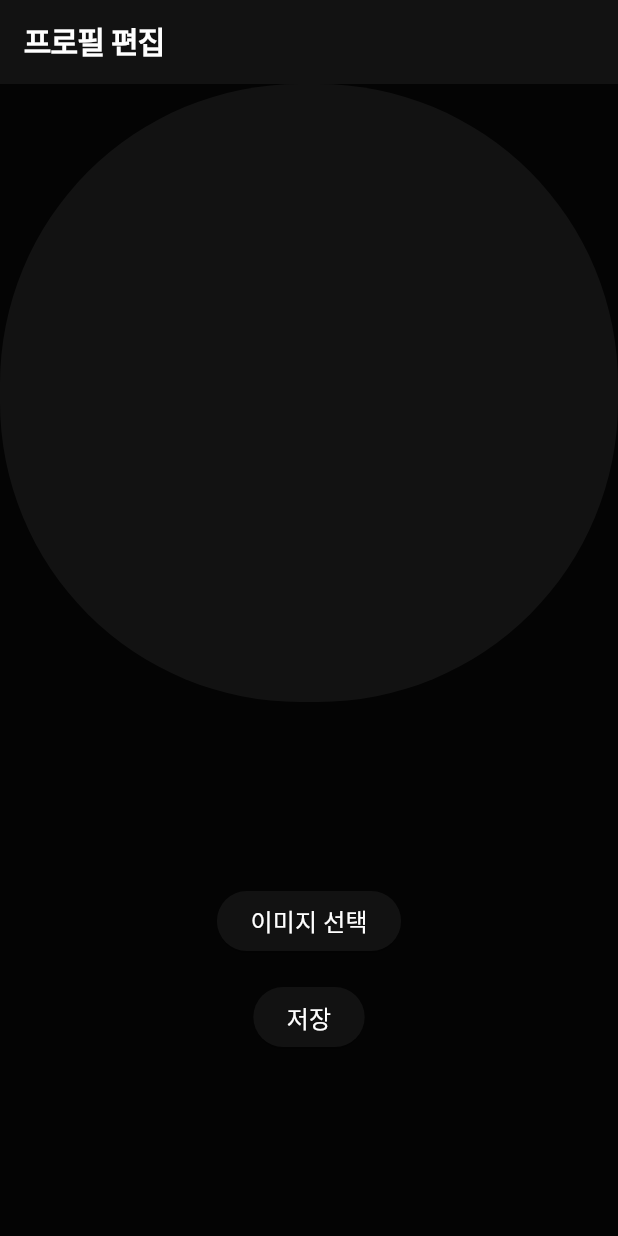
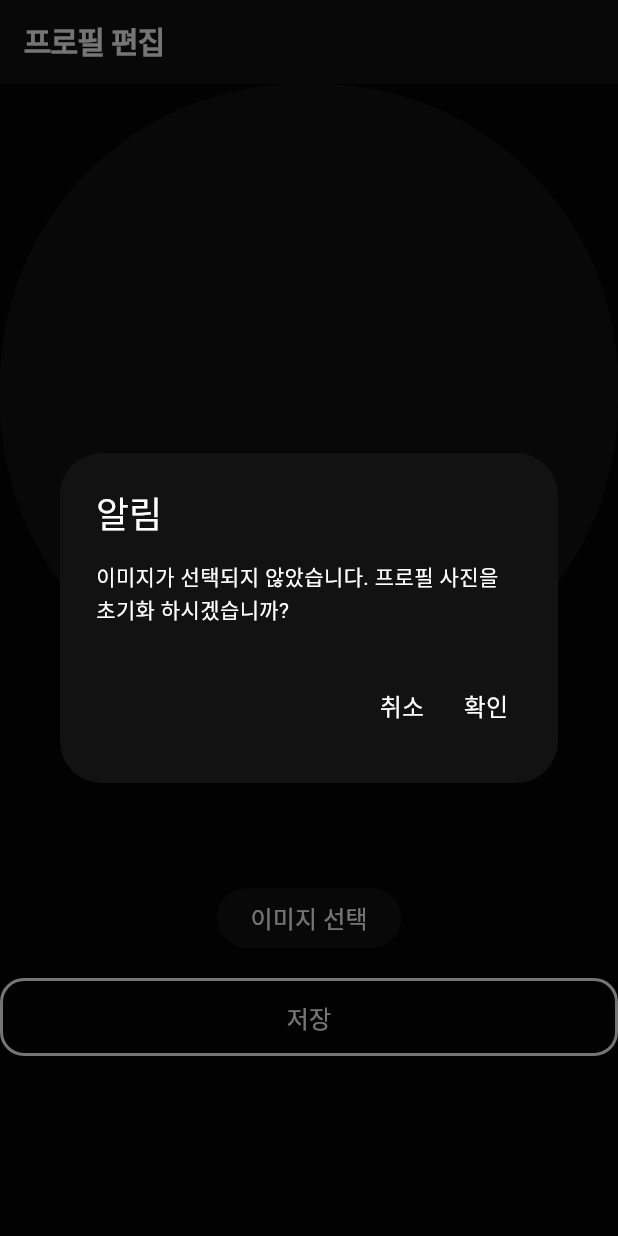
Before and after one commit to LJG7123/pickture, a Flutter app: the EditProfileImageScreen screen opened by its route, after a tap on "저장", on a phone screen of 412 x 824 dp. Run offline on Flutter 3.47's test engine with Material 3 defaults, Android fonts, the phone set to English and light mode, and no system bars; our stand-ins replace cloud_firestore, firebase_auth, firebase_core, firebase_messaging, firebase_storage, flutter_local_notifications and 6 more; missing offline and left inert: app_settings; accounts and stored records are empty; generated files the repository leaves out were written again.

Commit message:
feat: 사진 미선택 시 프로필 사진 초기화 기능 구현
1. 프로필 변경 화면에서 사진을 선택하지 않고 저장 버튼을 누르면 다이얼로그를 띄움
2. 확인 버튼 클릭 시 프로필 사진 초기화

```diff
--- a/lib/providers/auth_provider.dart
+++ b/lib/providers/auth_provider.dart
@@ -65,7 +65,7 @@ class AuthNotifier extends StateNotifier<AsyncValue<UserModel?>> {
     state = await AsyncValue.guard(() => authService.getCurrentUserData());
   }
 
-  Future<void> updateProfileImage(String url) async {
+  Future<void> updateProfileImage(String? url) async {
     try {
       await authService.updateProfileImage(url);
     } catch (e) {
--- a/lib/providers/file_provider.dart
+++ b/lib/providers/file_provider.dart
@@ -73,6 +73,6 @@ class FileNotifier extends ChangeNotifier {
     final taskSnapshot = await uploadTask;
 
     String url = await taskSnapshot.ref.getDownloadURL();
-    _ref.read(authProvider.notifier).updateProfileImage(url);
+    await _ref.read(authProvider.notifier).updateProfileImage(url);
   }
 }
--- a/lib/screens/edit_profile_image/edit_profile_image_screen.dart
+++ b/lib/screens/edit_profile_image/edit_profile_image_screen.dart
@@ -4,21 +4,25 @@ import 'dart:ui';
 import 'package:flutter/material.dart';
 import 'package:flutter/rendering.dart';
 import 'package:flutter_riverpod/flutter_riverpod.dart';
+import 'package:go_router/go_router.dart';
 import 'package:pickture/core/design_system/foundation/spacing.dart';
+import 'package:pickture/providers/auth_provider.dart';
 import 'package:pickture/providers/file_provider.dart';
-import 'package:pickture/providers/router_provider.dart';
+import 'package:pickture/screens/auth/widgets/expanded_outlined_progress_button.dart';
 
 class EditProfileImageScreen extends ConsumerWidget {
   final _profileNotifierProvider = ChangeNotifierProvider<FileNotifier>((ref) => FileNotifier(ref));
   final _backgroundImgKey = GlobalKey();
   final _circleViewKey = GlobalKey();
   final _transformationController = TransformationController();
+  final _saveLoadingProvider = StateProvider<bool>((ref) => false);
 
   EditProfileImageScreen({super.key});
 
   @override
   Widget build(BuildContext context, WidgetRef ref) {
     var imageProvider = ref.watch(_profileNotifierProvider);
+    var isLoading = ref.watch(_saveLoadingProvider);
 
     return Scaffold(
       appBar: AppBar(title: const Text("프로필 편집")),
@@ -68,23 +72,39 @@ class EditProfileImageScreen extends ConsumerWidget {
             child: const Text('이미지 선택'),
           ),
           const SizedBox(height: AppSpacing.md),
-          ElevatedButton(
-            onPressed: () async {
-              var profileImage = await _capturePng();
-              if (profileImage == null) return;
-              ref.read(_profileNotifierProvider).uploadProfileImage(profileImage).then((_) {
-                if (context.mounted) {
-                  ref.read(routerProvider).pop();
-                  ScaffoldMessenger.of(context).showSnackBar(const SnackBar(content: Text('프로필이 성공적으로 업데이트되었습니다.')));
-                }
-              });
-            },
-            child: const Text('저장'),
+          ExpandedOutlinedProgressButton(
+            onPressed: () => _onSaveButtonPressed(context, ref),
+            text: '저장',
+            isLoading: isLoading,
           ),
           const Spacer(),
         ],
       ),
     );
+  }
+
+  void _onSaveButtonPressed(BuildContext context, WidgetRef ref) async {
+    if (ref.read(_profileNotifierProvider).file == null) {
+      // 이미지가 선택되지 않았을 때
+      await showDialog(context: context, builder: (context) => _imageUnpickedDialog(context, ref));
+      return;
+    }
+
+    ref.read(_saveLoadingProvider.notifier).state = true;
+
+    var profileImage = await _capturePng();
+    if (profileImage == null) {
+      if (context.mounted) ScaffoldMessenger.of(context).showSnackBar(const SnackBar(content: Text('오류가 발생했습니다. 다시 시도해 주세요.')));
+      return;
+    }
+    await ref.read(_profileNotifierProvider).uploadProfileImage(profileImage).then((_) {
+      if (context.mounted) {
+        context.go('/home');
+        ScaffoldMessenger.of(context).showSnackBar(const SnackBar(content: Text('프로필이 성공적으로 업데이트 되었습니다.')));
+      }
+    });
+
+    ref.read(_saveLoadingProvider.notifier).state = false;
   }
 
   Future<Uint8List?> _capturePng() async {
@@ -120,4 +140,24 @@ class EditProfileImageScreen extends ConsumerWidget {
 
     return pngBytes2;
   }
+
+  AlertDialog _imageUnpickedDialog(BuildContext context, WidgetRef ref) {
+    return AlertDialog(
+      title: const Text('알림'),
+      content: const Text('이미지가 선택되지 않았습니다. 프로필 사진을 초기화 하시겠습니까?'),
+      actions: [
+        TextButton(onPressed: context.pop, child: const Text('취소')),
+        TextButton(
+          onPressed: () async {
+            await ref.read(authProvider.notifier).updateProfileImage(null);
+            if (context.mounted) {
+              context.go('/home');
+              ScaffoldMessenger.of(context).showSnackBar(const SnackBar(content: Text('프로필이 성공적으로 업데이트 되었습니다.')));
+            }
+          },
+          child: const Text('확인'),
+        ),
+      ],
+    );
+  }
 }
--- a/lib/services/auth_service.dart
+++ b/lib/services/auth_service.dart
@@ -85,7 +85,7 @@ class AuthService {
     return UserModel.fromJson(currentUser!.uid, snapshot.data()!);
   }
 
-  Future<void> updateProfileImage(String url) async {
+  Future<void> updateProfileImage(String? url) async {
     if (currentUser == null) return;
     await _firestore.collection('users').doc(currentUser!.uid).update({'profileImage': url});
   }
```
